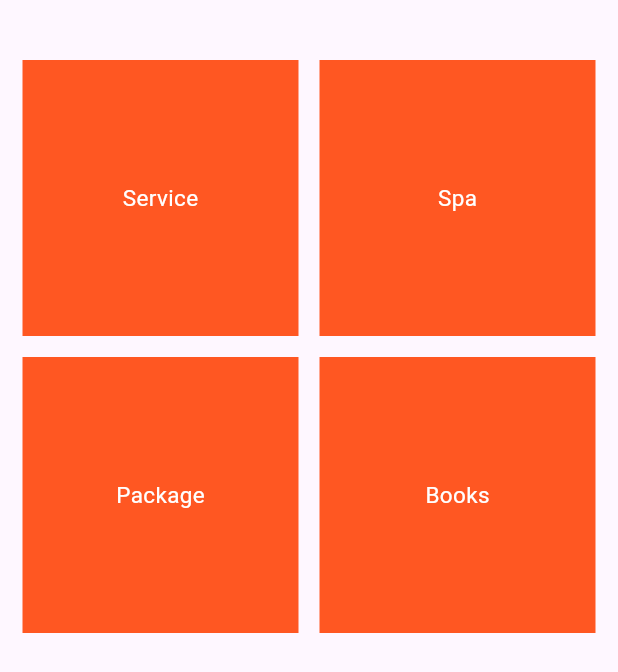
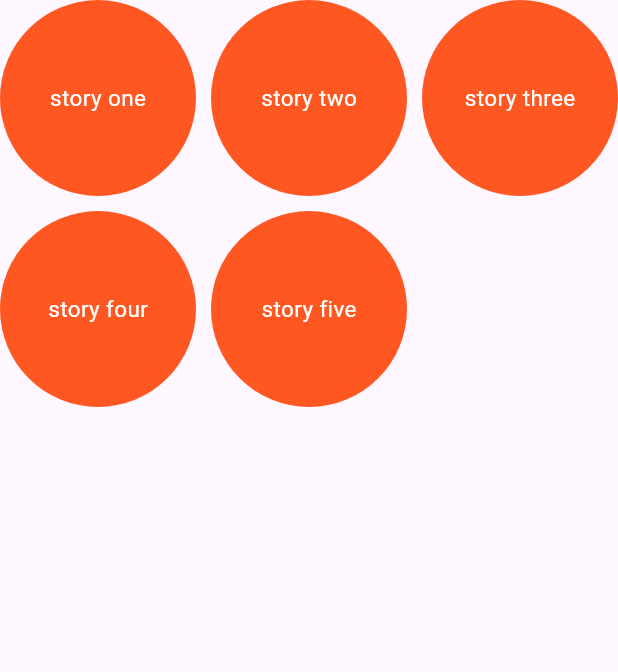
Before and after one commit to jonget-muhabaw/flutter-class, a Flutter app: the GridviewScreen screen opened by its route, on a phone screen of 412 x 824 dp. Shown: the top 672 px of the screen. Run offline on Flutter 3.47's test engine with Material 3 defaults, Android fonts, the phone set to English and light mode, and no system bars; missing offline and left inert: expressions.

Commit message:
feat: listview and gridview revision

```diff
--- a/lib/components/screens/gridview_screen.dart
+++ b/lib/components/screens/gridview_screen.dart
@@ -1,32 +1,27 @@
+import 'package:class_one/components/screens/my_square.dart';
 import 'package:flutter/material.dart';
 
 class GridviewScreen extends StatelessWidget {
-  const GridviewScreen({super.key});
-
+  GridviewScreen({super.key});
+  List<String> myStory = [
+    "story one",
+    "story two",
+    "story three",
+    "story four",
+    "story five"
+  ];
   @override
   Widget build(BuildContext context) {
-    return Scaffold( body:Padding(
-      padding: const EdgeInsets.fromLTRB(15, 40, 15, 0),
-      child: GridView(gridDelegate: SliverGridDelegateWithFixedCrossAxisCount(crossAxisCount: 2, crossAxisSpacing: 14, mainAxisSpacing: 14),
-      children: [ Container(height: 150,
-      color:Colors.deepOrange,
-      child: Center(child: const Text("Service", style: TextStyle(color: Colors.white, fontSize: 15),)),
-      ),
-      Container(height: 150,
-      color:Colors.deepOrange,
-       child: Center(child: const Text("Spa", style: TextStyle(color: Colors.white, fontSize: 15),)),
-      ),
-      Container(height: 150,
-      color:Colors.deepOrange,
-       child: Center(child: const Text("Package", style: TextStyle(color: Colors.white, fontSize: 15),)),
-      ),
-      Container(height: 150,
-      color:Colors.deepOrange,
-       child: Center(child: const Text("Books", style: TextStyle(color: Colors.white, fontSize: 15),)),
-      )
-
-      ],
-      ),
-    ));
+    return Scaffold(
+        body: GridView.builder(
+            itemCount: myStory.length,
+            gridDelegate: const SliverGridDelegateWithFixedCrossAxisCount(
+              crossAxisCount: 3,
+              mainAxisSpacing: 10,
+              crossAxisSpacing: 10,
+            ),
+            itemBuilder: (context, index) {
+              return MySquare(title: myStory[index]);
+            }));
   }
 }
--- /dev/null
+++ b/lib/components/screens/my_square.dart
@@ -0,0 +1,20 @@
+import 'package:flutter/material.dart';
+
+class MySquare extends StatelessWidget {
+  MySquare({super.key, required this.title});
+  String title;
+  @override
+  Widget build(BuildContext context) {
+    return Container(
+      height: 50,
+      width: 50,
+      decoration:
+          const BoxDecoration(color: Colors.deepOrange, shape: BoxShape.circle),
+      child: Center(
+          child: Text(
+        title,
+        style: TextStyle(color: Colors.white, fontSize: 15),
+      )),
+    );
+  }
+}
--- a/lib/main.dart
+++ b/lib/main.dart
@@ -1,4 +1,3 @@
-
 import 'package:class_one/components/screens/gridview_screen.dart';
 import 'package:class_one/components/screens/listview_screen.dart';
 import 'package:class_one/components/screens/login_screen.dart';
@@ -17,8 +16,8 @@ class MyApp extends StatelessWidget {
       initialRoute: '/',
       routes: {
         '/': (context) => const LoginScreen(),
-        '/home': (context) =>  ListviewScreen(),
-        '/detail':(context)=> const GridviewScreen(),
+        '/home': (context) => GridviewScreen(),
+        '/detail': (context) => ListviewScreen(),
       },
       debugShowCheckedModeBanner: false,
     );
```
Also changed, not shown: lib/components/screens/listview_screen.dart (+12 -20 lines), lib/components/screens/my_rectangle.dart (+9 -27 lines).
